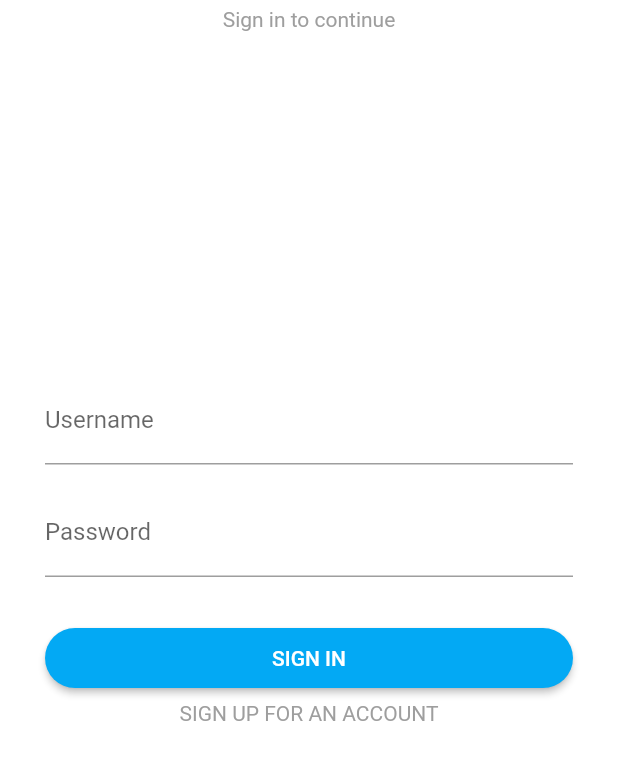
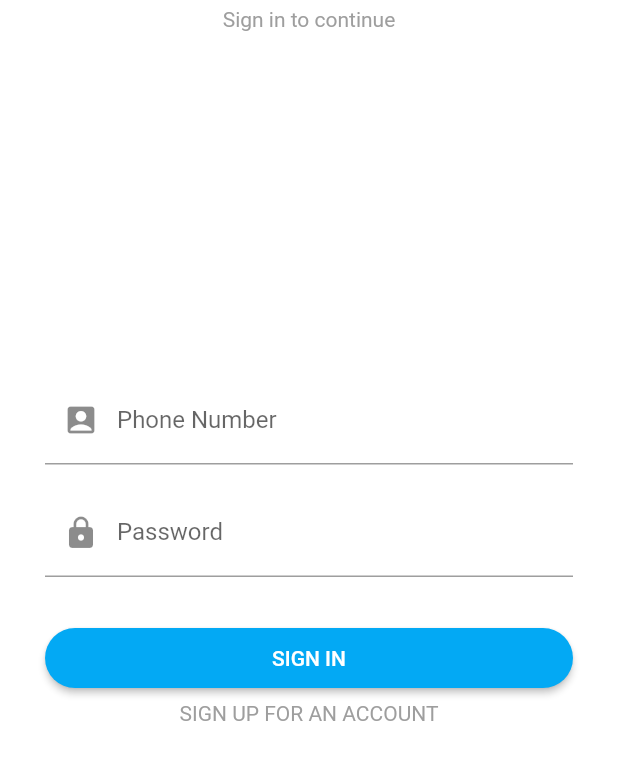
Before and after one commit to infinity8942/Flutter-Gank, a Flutter app: the screen it shows after launch, on a phone screen of 412 x 824 dp, the part 350-1130 px from its top. Run offline on Flutter 3.47's test engine with Material 2 defaults, Android fonts, the phone set to English and light mode, and no system bars; our stand-ins replace cached_network_image, dio, flutter_spinkit, image_picker, shared_preferences; missing offline and left inert: flutter_webview_plugin.

```diff
--- a/lib/models/Gank.dart
+++ b/lib/models/Gank.dart
@@ -1,5 +1,3 @@
-// import 'GankItem.dart';
-
 import 'package:flutter_gank/models/GankItem.dart';
 
 class Gank {
--- a/lib/models/GankList.dart
+++ b/lib/models/GankList.dart
@@ -13,9 +13,9 @@ class GankList {
   static formatedList(list) {
     List<GankItem> ganklist = <GankItem>[];
     if (list != null) {
-        list.forEach((v) {
-            ganklist.add(GankItem.fromJson(v));
-        });
+      list.forEach((v) {
+        ganklist.add(GankItem.fromJson(v));
+      });
     }
     return ganklist;
   }
--- a/lib/ui/comm/MyWebview.dart
+++ b/lib/ui/comm/MyWebview.dart
@@ -1,6 +1,5 @@
+import 'package:flutter/cupertino.dart';
 import 'package:flutter/material.dart';
-import 'package:flutter/cupertino.dart';
-
 import 'package:flutter_webview_plugin/flutter_webview_plugin.dart';
 
 class MyWebview extends StatefulWidget {
--- a/lib/ui/home/Home.dart
+++ b/lib/ui/home/Home.dart
@@ -2,7 +2,7 @@ import 'package:flutter/cupertino.dart';
 import 'package:flutter/material.dart';
 import 'package:flutter_gank/ui/comm/MyDrawer.dart';
 import 'package:flutter_gank/ui/home//Gank.dart';
-import 'package:flutter_gank/ui/home/Shop.dart';
+import 'package:flutter_gank/ui/home/ShopList.dart';
 import 'package:flutter_gank/ui/home/User.dart';
 
 class Main extends StatefulWidget {
@@ -27,7 +27,7 @@ class _MainState extends State<Main> with SingleTickerProviderStateMixin {
 
   void initData() {
     _body = new IndexedStack(
-      children: <Widget>[new Home(), new Shop(), new User()],
+      children: <Widget>[new Home(), new ShopList(), new User()],
       index: _tabIndex,
     );
   }
--- a/lib/ui/ios/Ios.dart
+++ b/lib/ui/ios/Ios.dart
@@ -38,8 +38,7 @@ class _IosState extends State<Ios> {
       data.clear();
       currPage = 1;
     }
-    await Dio().get('http://gank.io/api/data/iOS/10/$currPage').then(
-        (resp) {
+    await Dio().get('http://gank.io/api/data/iOS/10/$currPage').then((resp) {
       GankList gankList = GankList.fromJson(resp.data);
       setState(() {
         data.addAll(gankList.results);
--- a/lib/ui/login/Login.dart
+++ b/lib/ui/login/Login.dart
@@ -1,20 +1,106 @@
 import 'package:flutter/material.dart';
+import 'package:flutter/services.dart';
 
 class Login extends StatelessWidget {
   @override
   Widget build(BuildContext context) {
+    final controllerAccount = TextEditingController();
+    final controllerPassword = TextEditingController();
+    controllerAccount.addListener(() {
+      print('input ${controllerAccount.text}');
+    });
+    controllerPassword.addListener(() {
+      print('input ${controllerPassword.text}');
+    });
     return Scaffold(
       backgroundColor: Colors.white,
       body: Center(
-        child: loginBody(context),
+        child: Column(
+          mainAxisAlignment: MainAxisAlignment.spaceAround,
+          children: <Widget>[
+            loginHeader(),
+            Container(
+              child: Column(
+                mainAxisAlignment: MainAxisAlignment.spaceAround,
+                mainAxisSize: MainAxisSize.min,
+                children: <Widget>[
+                  Container(
+                    padding:
+                    EdgeInsets.symmetric(vertical: 16.0, horizontal: 30.0),
+                    child: TextField(
+                      maxLines: 1,
+                      controller: controllerAccount,
+                      decoration: InputDecoration(
+                        prefixIcon: Icon(Icons.account_box),
+                        hintText: "Enter your phone number",
+                        labelText: "Phone Number",
+                      ),
+                      inputFormatters: [
+                        WhitelistingTextInputFormatter.digitsOnly
+                      ],
+                      onSubmitted: (text) {
+                        //内容提交(按回车)的回调
+                        print('submit $text');
+                      },
+                    ),
+                  ),
+                  Container(
+                    padding:
+                    EdgeInsets.symmetric(vertical: 0.0, horizontal: 30.0),
+                    child: TextField(
+                      maxLines: 1,
+                      controller: controllerPassword,
+                      obscureText: true,
+                      decoration: InputDecoration(
+                        prefixIcon: Icon(Icons.lock),
+                        hintText: "Enter your password",
+                        labelText: "Password",
+                      ),
+                      onChanged: (text) {
+                        //内容改变的回调
+                        print('change $text');
+                      },
+                      onSubmitted: (text) {
+                        //内容提交(按回车)的回调
+                        print('submit $text');
+                      },
+                    ),
+                  ),
+                  SizedBox(
+                    height: 30.0,
+                  ),
+                  Container(
+                    padding:
+                    EdgeInsets.symmetric(vertical: 0.0, horizontal: 30.0),
+                    width: double.infinity,
+                    child: RaisedButton(
+                      padding: EdgeInsets.all(12.0),
+                      shape: StadiumBorder(),
+                      child: Text(
+                        "SIGN IN",
+                        style: TextStyle(color: Colors.white),
+                      ),
+                      color: Colors.lightBlue,
+                      onPressed: () {
+                        Navigator.of(context).pushReplacementNamed('/main');
+                      },
+                    ),
+                  ),
+                  SizedBox(
+                    height: 5.0,
+                  ),
+                  Text(
+                    "SIGN UP FOR AN ACCOUNT",
+                    style: TextStyle(color: Colors.grey),
+                  ),
+                ],
+              ),
+            )
+          ],
+        ),
       ),
     );
   }
-
-  loginBody(BuildContext context) => Column(
-        mainAxisAlignment: MainAxisAlignment.spaceAround,
-        children: <Widget>[loginHeader(), loginFields(context)],
-      );
 
   loginHeader() => Column(
         mainAxisAlignment: MainAxisAlignment.spaceBetween,
@@ -40,60 +126,4 @@ class Login extends StatelessWidget {
           ),
         ],
       );
-
-  loginFields(BuildContext context) => Container(
-        child: Column(
-          mainAxisAlignment: MainAxisAlignment.spaceAround,
-          mainAxisSize: MainAxisSize.min,
-          children: <Widget>[
-            Container(
-              padding: EdgeInsets.symmetric(vertical: 16.0, horizontal: 30.0),
-              child: TextField(
-                maxLines: 1,
-                decoration: InputDecoration(
-                  hintText: "Enter your username",
-                  labelText: "Username",
-                ),
-              ),
-            ),
-            Container(
-              padding: EdgeInsets.symmetric(vertical: 0.0, horizontal: 30.0),
-              child: TextField(
-                maxLines: 1,
-                obscureText: true,
-                decoration: InputDecoration(
-                  hintText: "Enter your password",
-                  labelText: "Password",
-                ),
-              ),
-            ),
-            SizedBox(
-              height: 30.0,
-            ),
-            Container(
-              padding: EdgeInsets.symmetric(vertical: 0.0, horizontal: 30.0),
-              width: double.infinity,
-              child: RaisedButton(
-                padding: EdgeInsets.all(12.0),
-                shape: StadiumBorder(),
-                child: Text(
-                  "SIGN IN",
-                  style: TextStyle(color: Colors.white),
-                ),
-                color: Colors.lightBlue,
-                onPressed: () {
-                  Navigator.of(context).pushReplacementNamed('/main');
-                },
-              ),
-            ),
-            SizedBox(
-              height: 5.0,
-            ),
-            Text(
-              "SIGN UP FOR AN ACCOUNT",
-              style: TextStyle(color: Colors.grey),
-            ),
-          ],
-        ),
-      );
 }
--- a/lib/ui/video/VideoPage.dart
+++ b/lib/ui/video/VideoPage.dart
@@ -38,8 +38,7 @@ class _VideoPageState extends State<VideoPage> {
       data.clear();
       currPage = 1;
     }
-    await Dio().get('http://gank.io/api/data/休息视频/10/$currPage').then(
-        (resp) {
+    await Dio().get('http://gank.io/api/data/休息视频/10/$currPage').then((resp) {
       GankList gankList = GankList.fromJson(resp.data);
       setState(() {
         data.addAll(gankList.results);
--- a/lib/ui/web/Web.dart
+++ b/lib/ui/web/Web.dart
@@ -38,8 +38,7 @@ class _WebState extends State<Web> {
       data.clear();
       currPage = 1;
     }
-    await Dio().get('http://gank.io/api/data/前端/10/$currPage').then(
-        (resp) {
+    await Dio().get('http://gank.io/api/data/前端/10/$currPage').then((resp) {
       GankList gankList = GankList.fromJson(resp.data);
       setState(() {
         data.addAll(gankList.results);
```
Also changed, not shown: lib/ui/book/BookList.dart (+6 -6 lines), lib/ui/comm/MyScaffold.dart (+7 -5 lines), lib/ui/comm/MyTabBar.dart (added, +96 -0 lines), lib/ui/home/Shop.dart (+6 -22 lines), lib/ui/home/ShopList.dart (added, +62 -0 lines), lib/models/BookResp.dart (line endings or trailing spaces), lib/models/GankItem.dart (line endings or trailing spaces), lib/models/Product.dart (line endings or trailing spaces), lib/ui/book/Book.dart (line endings or trailing spaces), lib/utils/FlutterQQ.dart (line endings or trailing spaces), 1 other file.
